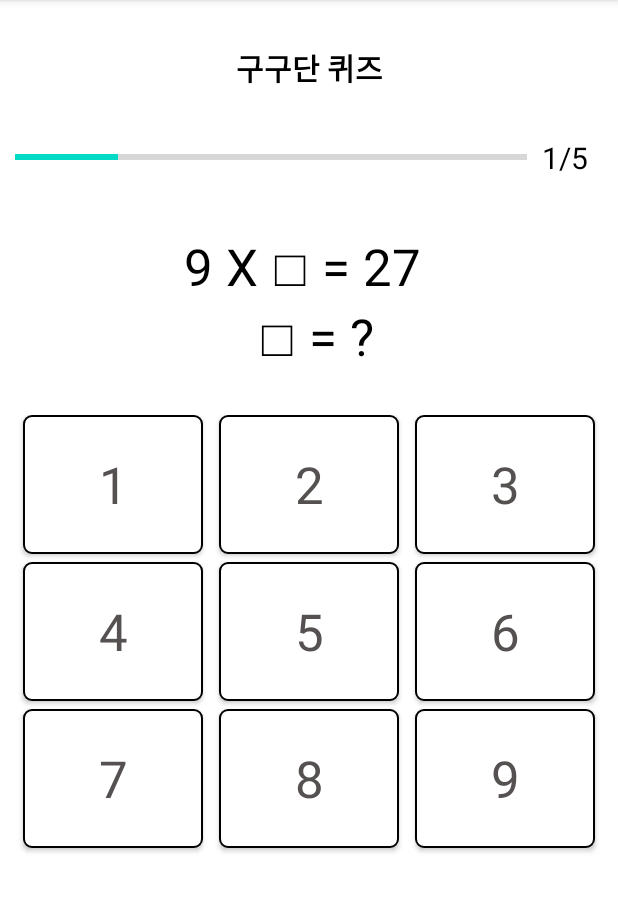
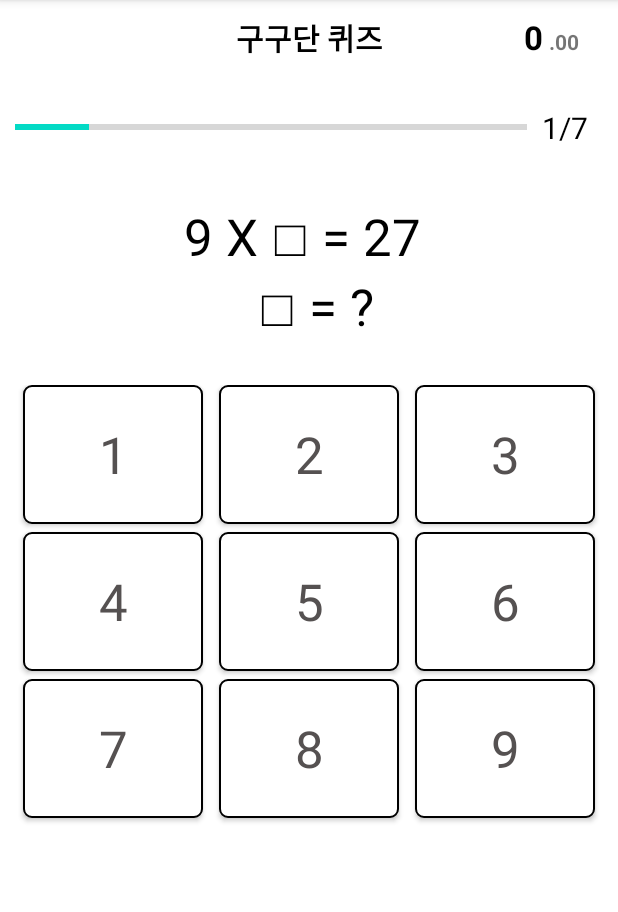
Before and after one commit to Skyminn/GURU2-QuizApp, an Android app: the QuizActivity screen opened directly, with no data from a screen before it, on a phone screen of 412 x 824 dp, the part 84-996 px from its top. Run offline under Robolectric (Android 15) with nearby library versions, the phone set to English and light mode, and no system bars.

Commit message:
1. activity_quiz.xml 타이머 textView 추가
2. QuestionData.kt
문제 추가 (추가 후 총 7문제)

3. QuizActivity.kt
마지막 문제 나오도록 수정 및 타이머 기능 추가

```diff
--- a/app/src/main/java/com/example/quizapp/QuestionData.kt
+++ b/app/src/main/java/com/example/quizapp/QuestionData.kt
@@ -35,8 +35,9 @@ object QuestionData {
         )
 
         val q4 = Question(
-            3,
-            "2 X 4 = ?",
+            4,
+            "지우개와 연필이 하나씩 짝지어져있다.\n" +
+                    "총 16개가 있을 때 연필은 몇 개 일까?",
             /*1,
             2,
             3,
@@ -45,8 +46,8 @@ object QuestionData {
         )
 
         val q5 = Question(
-            3,
-            "4 X □ = 20 \n □ = ?",
+            5,
+            "3 X □ = 15 \n □ = ?",
             /*1,
             2,
             3,
@@ -54,13 +55,33 @@ object QuestionData {
             5
         )
 
+        val q6 = Question(
+            6,
+            "□ X 9 = 54 \n □ = ?",
+            /*1,
+            2,
+            3,
+            4 , */
+            6
+        )
+
+        val q7 = Question(
+            7,
+            "4 X □ = 28 \n □ = ?",
+            /*1,
+            2,
+            3,
+            4 , */
+            7
+        )
+
         queList.add(q1)
         queList.add(q2)
         queList.add(q3)
         queList.add(q4)
         queList.add(q5)
-        //queList.add(q6)
-        //queList.add(q7)
+        queList.add(q6)
+        queList.add(q7)
 
         return queList
     }
--- a/app/src/main/java/com/example/quizapp/QuizActivity.kt
+++ b/app/src/main/java/com/example/quizapp/QuizActivity.kt
@@ -9,12 +9,17 @@ import android.os.Handler
 import android.os.Looper
 import android.view.View
 import android.widget.Button
+import android.widget.LinearLayout
+import android.widget.TextView
 import android.widget.Toast
 import androidx.annotation.Dimension
 import androidx.appcompat.app.AlertDialog
 import androidx.core.content.ContextCompat
 import com.example.quizapp.databinding.ActivityQuizBinding
+import com.google.android.material.floatingactionbutton.FloatingActionButton
+import java.util.*
 import kotlin.collections.ArrayList
+import kotlin.concurrent.timer
 
 class QuizActivity : AppCompatActivity(), View.OnClickListener {
 
@@ -24,7 +29,17 @@ class QuizActivity : AppCompatActivity(), View.OnClickListener {
     private var selectedOption: Int = 0 // 선택 답변 값
     private var score: Int = 0 // 점수
 
-    private lateinit var questionList: ArrayList<Question>
+    private var time = 0 // 시간
+    private var timerTask: Timer? = null // 타이머
+    private var isRunning = false // 실행 여부
+    private var lab = 1 // 시간 기록
+
+    private lateinit var questionList: ArrayList<Question> // 문제 리스트
+
+    lateinit var fab : FloatingActionButton
+    lateinit var secTextView : TextView
+    lateinit var milliTextView : TextView
+    lateinit var labLayout : LinearLayout
 
     override fun onCreate(savedInstanceState: Bundle?) {
         super.onCreate(savedInstanceState)
@@ -47,7 +62,6 @@ class QuizActivity : AppCompatActivity(), View.OnClickListener {
         binding.button7.setOnClickListener(this)
         binding.button8.setOnClickListener(this)
         binding.button9.setOnClickListener(this)
-
 
         /** 주관식 문제 추가 시 사용하도록 하겠습니다 */
         /*
@@ -82,12 +96,20 @@ class QuizActivity : AppCompatActivity(), View.OnClickListener {
             // 선택값 초기화
             selectedOption = 0
         }*/
+
+        // 타이머 구현
+        //setContentView(R.layout.activity_main)
+
+        secTextView = findViewById<TextView>(R.id.secTextView)
+        milliTextView = findViewById<TextView>(R.id.milliTextView)
     }
 
     // 답변 체크
-    fun check() {
+    private fun check() {
         if (selectedOption != 0) {
             val question = questionList[currentPosition - 1]
+            // 타이머 시작
+            start()
 
             // 정답 체크 (선택 답변과 정답을 비교)
             if (selectedOption != question.correct_answer) { // 오답
@@ -116,27 +138,24 @@ class QuizActivity : AppCompatActivity(), View.OnClickListener {
              * 결과 화면으로 연결하면 될 것 같습니다.
              */
             // 마지막 문제 정답 체크 시 알림
-            if (currentPosition > questionList.size)
+            if (currentPosition > questionList.size) {
                 Toast.makeText(this,"끝", Toast.LENGTH_SHORT).show()
 
-
-
-            //결과화면으로 이어지는 코드
-            if (currentPosition == questionList.size) {
+                // 결과화면으로 이어지는 코드
                 intent = Intent(this@QuizActivity, ResultActivity::class.java)
                 intent.putExtra("score", score)
                 intent.putExtra("totalSize", questionList.size)
-                startActivity(intent)}
+                startActivity(intent)
 
+                // 타이머 리셋
+                //reset()
+            }
 
         }
-
 
         // 선택값 초기화
         selectedOption = 0
     }
-
-
         /*
         // 답변 체크 이벤트
         binding.button.setOnClickListener {
@@ -202,8 +221,8 @@ class QuizActivity : AppCompatActivity(), View.OnClickListener {
         //답변 설정 초기화
         setOptionStyle()
 
-        if((currentPosition-1) == 2) {
-            binding.questionText.setTextSize(Dimension.SP, 25F)
+        if((currentPosition-1) == 2 || (currentPosition-1) == 3) {
+            binding.questionText.setTextSize(Dimension.SP, 22F)
         } else
             binding.questionText.setTextSize(Dimension.SP, 34F)
         // 질문 변수에 담기
@@ -279,8 +298,6 @@ class QuizActivity : AppCompatActivity(), View.OnClickListener {
         // 답변 체크
         check()
     }
-
-
     override fun onClick(view: View?) {
         when(view?.id) {
             R.id.button -> selectedOptionStyle(binding.button, 1)
@@ -295,4 +312,35 @@ class QuizActivity : AppCompatActivity(), View.OnClickListener {
         }
     }
 
+    /**
+     * 타이머 함수 구현
+     */
+    private fun pause() {
+        timerTask?.cancel()
+    }
+
+    private fun start() {
+        timerTask = timer(period=10) {
+            time++
+            val sec = time / 100
+            val milli = time % 100
+            runOnUiThread {
+                secTextView.text = "$sec"
+                milliTextView.text = "$milli"
+            }
+        }
+    }
+
+    private fun reset() {
+        timerTask?.cancel()
+
+        time = 0
+        isRunning = false
+        fab.setImageResource(R.drawable.ic_baseline_play_arrow_24)
+        secTextView.text = "0"
+        milliTextView.text = "00"
+
+        labLayout.removeAllViews()
+        lab = 1
+    }
 }
--- a/app/src/main/res/layout/activity_quiz.xml
+++ b/app/src/main/res/layout/activity_quiz.xml
@@ -9,18 +9,70 @@
     android:padding="10dp"
     tools:context=".QuizActivity">
 
+    <androidx.constraintlayout.widget.ConstraintLayout
+        android:layout_width="match_parent"
+        android:layout_height="wrap_content">
+
         <TextView
             android:id="@+id/titleText"
-        android:layout_width="match_parent"
+            android:layout_width="0dp"
             android:layout_height="wrap_content"
             android:layout_gravity="center"
-        android:layout_marginTop="20dp"
+            android:layout_marginStart="112dp"
+            android:layout_marginEnd="76dp"
             android:orientation="horizontal"
             android:text="@string/question"
             android:textAlignment="center"
             android:textColor="@color/black"
             android:textSize="20sp"
-        android:textStyle="bold" />
+            android:textStyle="bold"
+            app:layout_constraintEnd_toEndOf="parent"
+            app:layout_constraintEnd_toStartOf="@+id/textView5"
+            app:layout_constraintStart_toStartOf="parent"
+            app:layout_constraintTop_toTopOf="parent" />
+
+        <TextView
+            android:id="@+id/secTextView"
+            android:layout_width="wrap_content"
+            android:layout_height="wrap_content"
+            android:layout_marginEnd="40dp"
+            android:text="0"
+            android:textAppearance="@style/TextAppearance.AppCompat.Large"
+            android:textColor="@android:color/black"
+            android:textSize="22sp"
+            android:textStyle="bold"
+            app:layout_constraintBottom_toBottomOf="parent"
+            app:layout_constraintEnd_toEndOf="parent"
+            app:layout_constraintTop_toTopOf="parent"
+            app:layout_constraintVertical_bias="0.0" />
+
+        <TextView
+            android:id="@+id/milliTextView"
+            android:layout_width="wrap_content"
+            android:layout_height="wrap_content"
+            android:layout_marginEnd="16dp"
+            android:text="00"
+            android:textStyle="bold"
+            app:layout_constraintBottom_toBottomOf="parent"
+            app:layout_constraintEnd_toEndOf="parent"
+            app:layout_constraintTop_toTopOf="parent"
+            app:layout_constraintVertical_bias="0.727" />
+
+        <TextView
+            android:id="@+id/textView5"
+            android:layout_width="wrap_content"
+            android:layout_height="wrap_content"
+            android:layout_marginEnd="32dp"
+            android:text="."
+            android:textStyle="bold"
+            app:layout_constraintBottom_toBottomOf="parent"
+            app:layout_constraintEnd_toEndOf="parent"
+            app:layout_constraintStart_toEndOf="@+id/titleText"
+            app:layout_constraintTop_toTopOf="parent"
+            app:layout_constraintVertical_bias="0.727" />
+
+    </androidx.constraintlayout.widget.ConstraintLayout>
+
     <LinearLayout
         android:layout_width="match_parent"
         android:layout_height="wrap_content"
```
Lines whose indentation alone changed are shown as unchanged.
